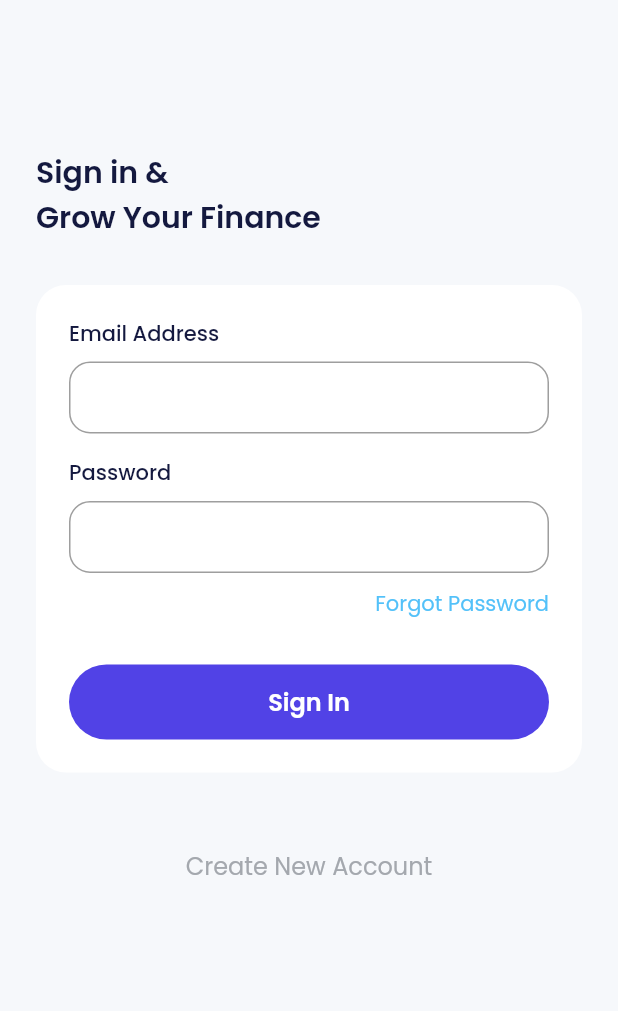
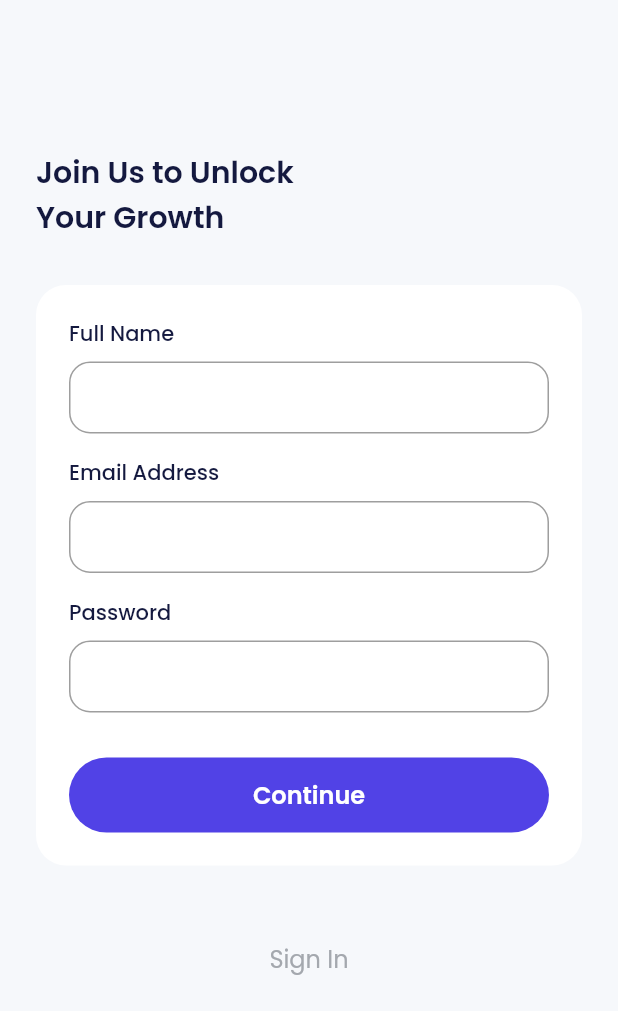
Before and after one commit to praanggi09/e-wallet, a Flutter app: the SignInPage screen opened by its route, after a tap on "Create New Account", on a phone screen of 412 x 824 dp, the part 225-1236 px from its top. Run offline on Flutter 3.47's test engine with Material 2 defaults, Android fonts, the phone set to English and light mode, and no system bars; our stand-ins replace carousel_slider, google_fonts; missing offline and left inert: dart:ffi.

Commit message:
Slicing Signup Pages & add new routes for each Page

```diff
--- a/lib/ui/pages/onboarding_page.dart
+++ b/lib/ui/pages/onboarding_page.dart
@@ -104,7 +104,7 @@ class _OnboardingPageState extends State<OnboardingPage> {
                       CustomFilledButton(
                         title: 'Get Started',
                         onPressed: () {
-                          // Navigator.pushNamed(context, '/sign-in');
+                          Navigator.pushNamed(context, '/sign-up');
                         },),
                       const SizedBox(
                         height: 20,
--- /dev/null
+++ b/lib/ui/pages/signin_page.dart
@@ -0,0 +1,97 @@
+import 'package:e_wallet/shared/theme.dart';
+import 'package:e_wallet/ui/widgets/buttons.dart';
+import 'package:e_wallet/ui/widgets/forms.dart';
+import 'package:flutter/material.dart';
+
+class SignInPage extends StatelessWidget {
+  const SignInPage({super.key});
+
+  @override
+  Widget build(BuildContext context) {
+    return Scaffold(
+      backgroundColor: lightBackgroundColor,
+      body: ListView(
+        padding: EdgeInsets.symmetric(
+          horizontal: 24,
+        ),
+        children: [
+          Container(
+            width: 155,
+            height: 50,
+            margin: EdgeInsets.only(
+              top: 100,
+              bottom: 100,
+            ),
+            decoration: BoxDecoration(
+              image: DecorationImage(
+                image: AssetImage(
+                  'assets/img_logo_light.png',
+                ),
+              ),
+            ),
+          ),
+          Text(
+            'Sign in &\nGrow Your Finance',
+            style: blackTextStyle.copyWith(
+              fontSize: 20,
+              fontWeight: semiBold,
+            ),
+          ),
+          const SizedBox(
+            height: 30,
+          ),
+          Container(
+            padding: EdgeInsets.all(22),
+            decoration: BoxDecoration(
+              borderRadius: BorderRadius.circular(20),
+              color: whiteColor,
+            ),
+            child: Column(
+              crossAxisAlignment: CrossAxisAlignment.start,
+              children: [
+                // Note: Email Input
+                CustomFormField(
+                  title: 'Email Address',
+                ),
+                const SizedBox(
+                  height: 16,
+                ),
+                // Note: Password Input
+                CustomFormField(
+                  title: 'Password',
+                  obscureText: true,
+                ),
+                const SizedBox(
+                  height: 10,
+                ),
+                Align(
+                  alignment: Alignment.centerRight,
+                  child: Text(
+                    'Forgot Password',
+                    style: blueTextStyle,
+                  ),
+                ),
+                const SizedBox(
+                  height: 30,
+                ),
+                CustomFilledButton(
+                  title: 'Sign In',
+                  onPressed: () {},
+                )
+              ],
+            ),
+          ),
+          const SizedBox(
+            height: 50,
+          ),
+          CustomTextButton(
+            title: 'Create New Account',
+            onPressed: () {
+              Navigator.pushNamed(context, '/sign-up');
+            },
+          )
+        ],
+      ),
+    );
+  }
+}
--- /dev/null
+++ b/lib/ui/pages/signup_page.dart
@@ -0,0 +1,96 @@
+import 'package:e_wallet/shared/theme.dart';
+import 'package:e_wallet/ui/widgets/buttons.dart';
+import 'package:e_wallet/ui/widgets/forms.dart';
+import 'package:flutter/material.dart';
+
+class SignUpPage extends StatelessWidget {
+  const SignUpPage({super.key});
+
+  @override
+  Widget build(BuildContext context) {
+    return Scaffold(
+      backgroundColor: lightBackgroundColor,
+      body: ListView(
+        padding: EdgeInsets.symmetric(
+          horizontal: 24,
+        ),
+        children: [
+          Container(
+            width: 155,
+            height: 50,
+            margin: EdgeInsets.only(
+              top: 100,
+              bottom: 100,
+            ),
+            decoration: BoxDecoration(
+              image: DecorationImage(
+                image: AssetImage(
+                  'assets/img_logo_light.png',
+                ),
+              ),
+            ),
+          ),
+          Text(
+            'Join Us to Unlock\nYour Growth',
+            style: blackTextStyle.copyWith(
+              fontSize: 20,
+              fontWeight: semiBold,
+            ),
+          ),
+          const SizedBox(
+            height: 30,
+          ),
+          Container(
+            padding: EdgeInsets.all(22),
+            decoration: BoxDecoration(
+              borderRadius: BorderRadius.circular(20),
+              color: whiteColor,
+            ),
+            child: Column(
+              crossAxisAlignment: CrossAxisAlignment.start,
+              children: [
+                // Note: Email Input
+                CustomFormField(
+                  title: 'Full Name',
+                ),
+                const SizedBox(
+                  height: 16,
+                ),
+                // Note: Password Input
+                CustomFormField(
+                  title: 'Email Address',
+                ),
+                const SizedBox(
+                  height: 16,
+                ),
+                // Note: Password Input
+                CustomFormField(
+                  title: 'Password',
+                  obscureText: true,
+                ),
+                const SizedBox(
+                  height: 30,
+                ),
+                CustomFilledButton(
+                  title: 'Continue',
+                  onPressed: () {
+                    Navigator.pushNamed(context, '/sign-up-set-profile');
+                  },
+                )
+              ],
+            ),
+          ),
+          const SizedBox(
+            height: 50,
+          ),
+          CustomTextButton(
+            title: 'Sign In',
+            onPressed: () {
+              Navigator.pushNamed(context, '/sign-in');
+            },
+          )
+        ],
+      ),
+    );
+  }
+}
```
Also changed, not shown: lib/main.dart (+10 -2 lines), lib/ui/pages/signup_set_ktp_page.dart (added, +113 -0 lines), lib/ui/pages/signup_set_profile_page.dart (renamed from lib/ui/pages/sign_in.dart, +46 -26 lines), lib/ui/pages/signup_success_page.dart (added, +53 -0 lines), 1 other file.
